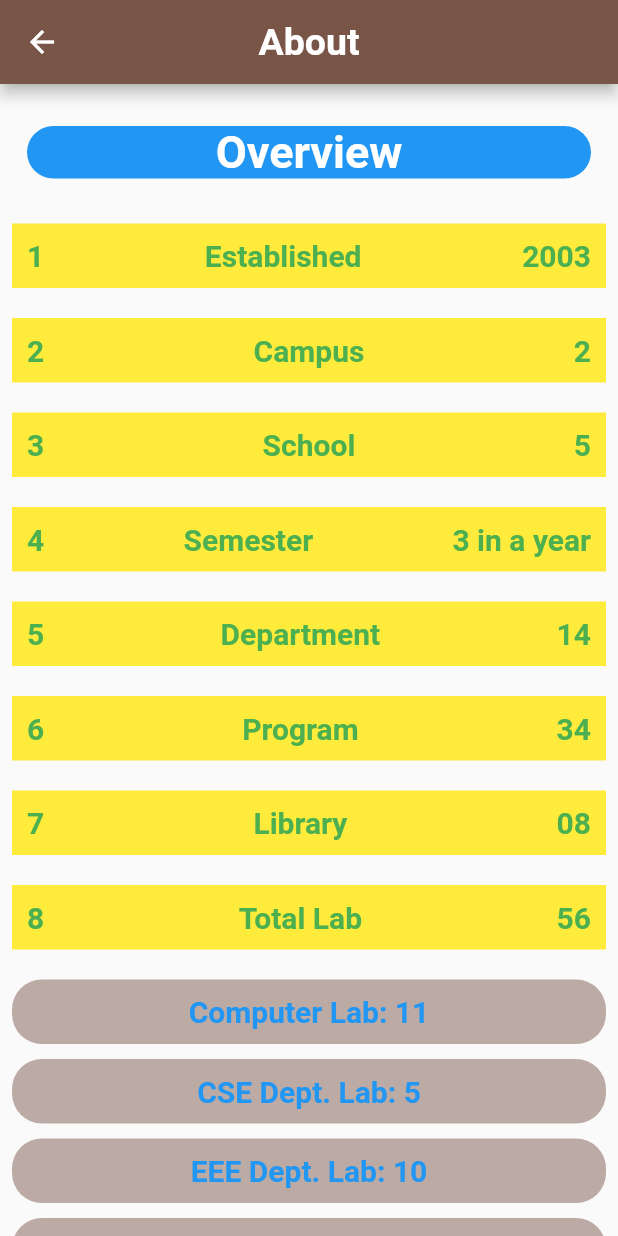
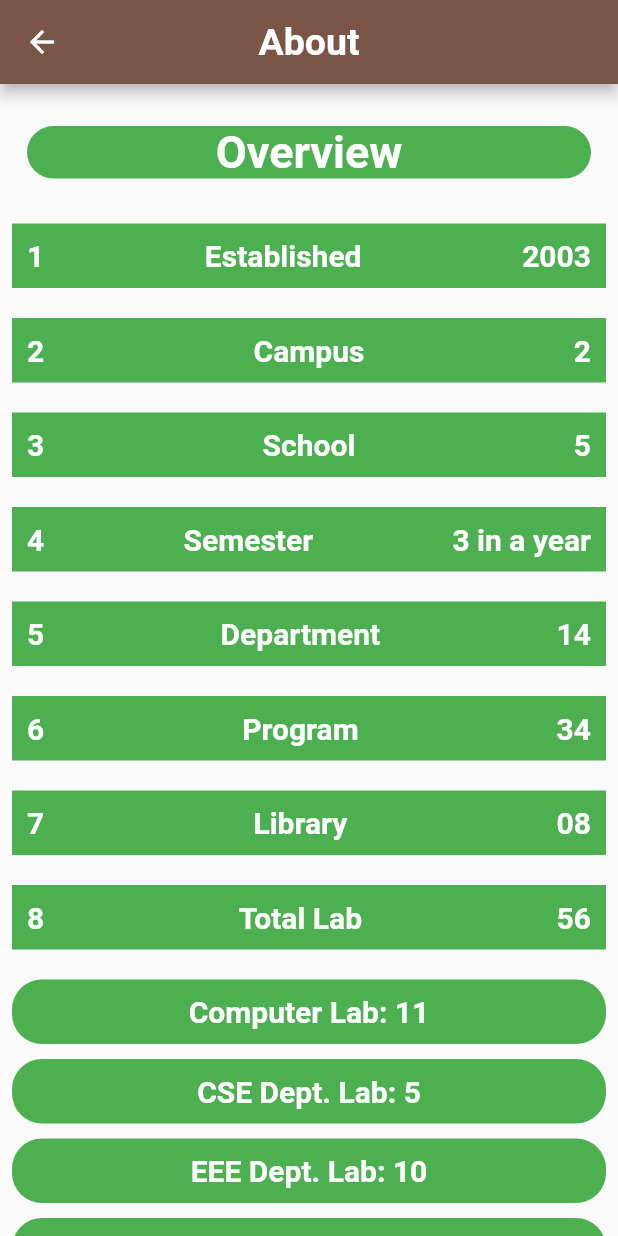
Before and after one commit to ziauddinpial01/my-uu, a Flutter app: the About screen opened by its route, on a phone screen of 412 x 824 dp. Run offline on Flutter 3.47's test engine with Material 2 defaults, Android fonts, the phone set to English and light mode, and no system bars; our stand-ins replace carousel_slider, dots_indicator, firebase_auth, firebase_core, google_fonts; accounts and stored records are empty.

Commit message:
5th edit

```diff
--- a/lib/acadamic/about.dart
+++ b/lib/acadamic/about.dart
@@ -27,7 +27,7 @@ class _AboutState extends State<About> {
               margin: EdgeInsets.all(10.0),
               decoration: BoxDecoration(
                 borderRadius: BorderRadius.circular(80.0),
-                color: Colors.blue,
+                color: Colors.green,
               ),
                 child: Center(
                   child: Text('Overview',
@@ -41,23 +41,23 @@ class _AboutState extends State<About> {
               SizedBox(height:20.0),
               Container(
                 padding: EdgeInsets.all(10.0),
-              decoration: BoxDecoration(color: Colors.yellow),
+              decoration: BoxDecoration(color: Colors.green),
                 child: Row(
                   mainAxisAlignment: MainAxisAlignment.spaceBetween,
 
                   children: [
                      Text('1', style: TextStyle(
-                     color: Colors.green,
+                     color: Colors.white,
                      fontSize: 20.0,
                       fontWeight: FontWeight.bold ),
                       ),
                           Text('Established', style: TextStyle(
-                     color: Colors.green,
+                     color: Colors.white,
                      fontSize: 20.0,
                       fontWeight: FontWeight.bold ),
                       ),
                           Text('2003', style: TextStyle(
-                     color: Colors.green,
+                     color: Colors.white,
                      fontSize: 20.0,
                       fontWeight: FontWeight.bold ),
                       ),
@@ -68,23 +68,23 @@ class _AboutState extends State<About> {
               SizedBox(height:20.0),
               Container(
                 padding: EdgeInsets.all(10.0),
-              decoration: BoxDecoration(color: Colors.yellow),
+              decoration: BoxDecoration(color: Colors.green),
 
                 child: Row(
                   mainAxisAlignment: MainAxisAlignment.spaceBetween,
                   children: [
                      Text('2', style: TextStyle(
-                     color: Colors.green,
+                     color: Colors.white,
                      fontSize: 20.0,
                       fontWeight: FontWeight.bold ),
                       ),
                           Text('Campus', style: TextStyle(
-                     color: Colors.green,
+                     color: Colors.white,
                      fontSize: 20.0,
                       fontWeight: FontWeight.bold ),
                       ),
                           Text('2', style: TextStyle(
-                     color: Colors.green,
+                     color: Colors.white,
                      fontSize: 20.0,
                       fontWeight: FontWeight.bold ),
                       ),
@@ -94,23 +94,23 @@ class _AboutState extends State<About> {
 
               SizedBox(height:20.0),
               Container(padding: EdgeInsets.all(10.0),
-              decoration: BoxDecoration(color: Colors.yellow),
+              decoration: BoxDecoration(color: Colors.green),
 
                 child: Row(
                   mainAxisAlignment: MainAxisAlignment.spaceBetween,
                   children: [
                      Text('3', style: TextStyle(
-                     color: Colors.green,
+                     color: Colors.white,
                      fontSize: 20.0,
                       fontWeight: FontWeight.bold ),
                       ),
                           Text('School', style: TextStyle(
-                     color: Colors.green,
+                     color: Colors.white,
                      fontSize: 20.0,
                       fontWeight: FontWeight.bold ),
                       ),
                           Text('5', style: TextStyle(
-                     color: Colors.green,
+                     color: Colors.white,
                      fontSize: 20.0,
                       fontWeight: FontWeight.bold ),
                       ),
@@ -119,23 +119,23 @@ class _AboutState extends State<About> {
               ),
               SizedBox(height:20.0),
               Container(padding: EdgeInsets.all(10.0),
-              decoration: BoxDecoration(color: Colors.yellow),
+              decoration: BoxDecoration(color: Colors.green),
 
                 child: Row(
                   mainAxisAlignment: MainAxisAlignment.spaceBetween,
                   children: [
                      Text('4', style: TextStyle(
-                     color: Colors.green,
+                     color: Colors.white,
                      fontSize: 20.0,
                       fontWeight: FontWeight.bold ),
                       ),
                           Text('Semester', style: TextStyle(
-                     color: Colors.green,
+                     color: Colors.white,
                      fontSize: 20.0,
                       fontWeight: FontWeight.bold ),
                       ),
                           Text('3 in a year', style: TextStyle(
-                     color: Colors.green,
+                     color: Colors.white,
                      fontSize: 20.0,
                       fontWeight: FontWeight.bold ),
                       ),
@@ -144,23 +144,23 @@ class _AboutState extends State<About> {
               ),
               SizedBox(height:20.0),
               Container(padding: EdgeInsets.all(10.0),
-              decoration: BoxDecoration(color: Colors.yellow),
+              decoration: BoxDecoration(color: Colors.green),
 
                 child: Row(
                   mainAxisAlignment: MainAxisAlignment.spaceBetween,
                   children: [
                      Text('5', style: TextStyle(
-                     color: Colors.green,
+                     color: Colors.white,
                      fontSize: 20.0,
                       fontWeight: FontWeight.bold ),
                       ),
                           Text('Department', style: TextStyle(
-                     color: Colors.green,
+                     color: Colors.white,
                      fontSize: 20.0,
                       fontWeight: FontWeight.bold ),
                       ),
                           Text('14', style: TextStyle(
-                     color: Colors.green,
+                     color: Colors.white,
                      fontSize: 20.0,
                       fontWeight: FontWeight.bold ),
                       ),
@@ -169,23 +169,23 @@ class _AboutState extends State<About> {
               ),
               SizedBox(height:20.0),
               Container(padding: EdgeInsets.all(10.0),
-              decoration: BoxDecoration(color: Colors.yellow),
+              decoration: BoxDecoration(color: Colors.green),
 
                 child: Row(
                   mainAxisAlignment: MainAxisAlignment.spaceBetween,
                   children: [
                      Text('6', style: TextStyle(
-                     color: Colors.green,
+                     color: Colors.white,
                      fontSize: 20.0,
                       fontWeight: FontWeight.bold ),
                       ),
                           Text('Program', style: TextStyle(
-                     color: Colors.green,
+                     color: Colors.white,
                      fontSize: 20.0,
                       fontWeight: FontWeight.bold ),
                       ),
                           Text('34', style: TextStyle(
-                     color: Colors.green,
+                     color: Colors.white,
                      fontSize: 20.0,
                       fontWeight: FontWeight.bold ),
                       ),
@@ -194,23 +194,23 @@ class _AboutState extends State<About> {
               ),
               SizedBox(height:20.0),
               Container(padding: EdgeInsets.all(10.0),
-              decoration: BoxDecoration(color: Colors.yellow),
+              decoration: BoxDecoration(color: Colors.green),
 
                 child: Row(
                   mainAxisAlignment: MainAxisAlignment.spaceBetween,
                   children: [
                      Text('7', style: TextStyle(
-                     color: Colors.green,
+                     color: Colors.white,
                      fontSize: 20.0,
                       fontWeight: FontWeight.bold ),
                       ),
                           Text('Library', style: TextStyle(
-                     color: Colors.green,
+                     color: Colors.white,
                      fontSize: 20.0,
                       fontWeight: FontWeight.bold ),
                       ),
                           Text('08', style: TextStyle(
-                     color: Colors.green,
+                     color: Colors.white,
                      fontSize: 20.0,
                       fontWeight: FontWeight.bold ),
                       ),
@@ -219,23 +219,23 @@ class _AboutState extends State<About> {
               ),
               SizedBox(height:20.0),
               Container(padding: EdgeInsets.all(10.0),
-              decoration: BoxDecoration(color: Colors.yellow),
+              decoration: BoxDecoration(color: Colors.green),
 
                 child: Row(
                   mainAxisAlignment: MainAxisAlignment.spaceBetween,
                   children: [
                      Text('8', style: TextStyle(
-                     color: Colors.green,
+                     color: Colors.white,
                      fontSize: 20.0,
                       fontWeight: FontWeight.bold ),
                       ),
                           Text('Total Lab', style: TextStyle(
-                     color: Colors.green,
+                     color: Colors.white,
                      fontSize: 20.0,
                       fontWeight: FontWeight.bold ),
                       ),
                           Text('56', style: TextStyle(
-                     color: Colors.green,
+                     color: Colors.white,
                      fontSize: 20.0,
                       fontWeight: FontWeight.bold ),
                       ),
@@ -247,11 +247,11 @@ class _AboutState extends State<About> {
                 children: [
                   Container(padding: EdgeInsets.all(10.0),
                   width: MediaQuery.of(context).size.width,
-              decoration: BoxDecoration(color: Color(0xFFbcaaa4),borderRadius: BorderRadius.circular(20.0)),
+              decoration: BoxDecoration(color: Colors.green,borderRadius: BorderRadius.circular(20.0)),
 
                     child: Center(
                       child: Text('Computer Lab: 11',style: TextStyle(
-                 color: Colors.blue,
+                 color: Colors.white,
                  fontSize: 20.0,
 
                       fontWeight: FontWeight.bold ),),
@@ -260,11 +260,11 @@ class _AboutState extends State<About> {
                   SizedBox(height:10.0),
                   Container(padding: EdgeInsets.all(10.0),
                    width: MediaQuery.of(context).size.width,
-              decoration: BoxDecoration(color: Color(0xFFbcaaa4),borderRadius: BorderRadius.circular(20.0)),
+              decoration: BoxDecoration(color: Colors.green,borderRadius: BorderRadius.circular(20.0)),
 
                     child: Center(
                       child: Text('CSE Dept. Lab: 5',style: TextStyle(
-                 color: Colors.blue,
+                 color: Colors.white,
                  fontSize: 20.0,
 
                       fontWeight: FontWeight.bold ),),
@@ -273,11 +273,11 @@ class _AboutState extends State<About> {
                    SizedBox(height:10.0),
                   Container(padding: EdgeInsets.all(10.0),
                    width: MediaQuery.of(context).size.width,
-              decoration: BoxDecoration(color: Color(0xFFbcaaa4),borderRadius: BorderRadius.circular(20.0)),
+              decoration: BoxDecoration(color: Colors.green,borderRadius: BorderRadius.circular(20.0)),
 
                     child: Center(
                       child: Text('EEE Dept. Lab: 10',style: TextStyle(
-                 color: Colors.blue,
+                 color: Colors.white,
                  fontSize: 20.0,
 
                       fontWeight: FontWeight.bold ),),
@@ -286,11 +286,11 @@ class _AboutState extends State<About> {
                    SizedBox(height:10.0),
                   Container(padding: EdgeInsets.all(10.0),
                    width: MediaQuery.of(context).size.width,
-              decoration: BoxDecoration(color: Color(0xFFbcaaa4),borderRadius: BorderRadius.circular(20.0)),
+              decoration: BoxDecoration(color: Colors.green,borderRadius: BorderRadius.circular(20.0)),
 
                     child: Center(
                       child: Text('Civil Dept. Lab: 12',style: TextStyle(
-                 color: Colors.blue,
+                 color: Colors.white,
                  fontSize: 20.0,
 
                       fontWeight: FontWeight.bold ),),
@@ -299,11 +299,11 @@ class _AboutState extends State<About> {
                    SizedBox(height:10.0),
                   Container(padding: EdgeInsets.all(10.0),
                    width: MediaQuery.of(context).size.width,
-              decoration: BoxDecoration(color: Color(0xFFbcaaa4),borderRadius: BorderRadius.circular(20.0)),
+              decoration: BoxDecoration(color: Colors.green,borderRadius: BorderRadius.circular(20.0)),
 
                     child: Center(
                       child: Text('FDT Dept. Lab: 06',style: TextStyle(
-                 color: Colors.blue,
+                 color: Colors.white,
                  fontSize: 20.0,
 
                       fontWeight: FontWeight.bold ),),
@@ -312,11 +312,11 @@ class _AboutState extends State<About> {
                    SizedBox(height:10.0),
                   Container(padding: EdgeInsets.all(10.0),
                    width: MediaQuery.of(context).size.width,
-              decoration: BoxDecoration(color: Color(0xFFbcaaa4),borderRadius: BorderRadius.circular(20.0)),
+              decoration: BoxDecoration(color: Colors.green,borderRadius: BorderRadius.circular(20.0)),
 
                     child: Center(
                       child: Text('Textile Dept. Lab: 11',style: TextStyle(
-                 color: Colors.blue,
+                 color: Colors.white,
                  fontSize: 20.0,
 
                       fontWeight: FontWeight.bold ),
@@ -327,7 +327,7 @@ class _AboutState extends State<About> {
                 SizedBox(height: 10.0,),
               Center(
                 child: Container(padding: EdgeInsets.all(10.0),
-              decoration: BoxDecoration(color: Colors.blueAccent,
+              decoration: BoxDecoration(color: Colors.green,
               borderRadius: BorderRadius.circular(10.0)),
 
                   child: Text('Our Facillities',
@@ -342,7 +342,7 @@ class _AboutState extends State<About> {
 
               ),
               Padding(
-                padding: const EdgeInsets.all(8.0),
+                padding: const EdgeInsets.all(10.0),
                 child: Column(
                   mainAxisAlignment: MainAxisAlignment.start,
                   crossAxisAlignment: CrossAxisAlignment.start,
@@ -445,7 +445,7 @@ class _AboutState extends State<About> {
                SizedBox(height:20.0),
               Center(
                 child: Container(padding: EdgeInsets.all(10.0),
-              decoration: BoxDecoration(color: Colors.blueAccent,
+              decoration: BoxDecoration(color: Colors.green,
               borderRadius: BorderRadius.circular(10.0)),
 
                   child: Text('Our Unique Features',
@@ -549,7 +549,7 @@ class _AboutState extends State<About> {
               SizedBox(height:20.0),
               Center(
                 child: Container(padding: EdgeInsets.all(10.0),
-              decoration: BoxDecoration(color: Colors.blueAccent,
+              decoration: BoxDecoration(color: Colors.green,
               borderRadius: BorderRadius.circular(10.0)),
 
                   child: Text('Medium of Instruction',
--- a/lib/acadamic/contractus.dart
+++ b/lib/acadamic/contractus.dart
@@ -19,6 +19,10 @@ class ContractUs extends StatelessWidget {
              children: [
                Image.asset('assets/images/mypic.jpg'),
                 SizedBox(height: 20.0,),
+               Text('J M Ziauddin Pial'),
+               Text('Diplima Enginner'),
+               Text('Bsc Engineering Running'),
+                SizedBox(height: 20.0,),
                Title(
                  color: Colors.green,
                  child:CircleAvatar(
@@ -28,6 +32,7 @@ class ContractUs extends StatelessWidget {
                     ),
                )
                ),
+
                SizedBox(height: 20.0,),
                Title(
                  color: Colors.green,
--- a/lib/administrative/administrative_details.dart
+++ b/lib/administrative/administrative_details.dart
@@ -19,18 +19,18 @@ class AdminDetails extends StatelessWidget {
             children: [SizedBox(height: 20.0,),
 
               Container(width: MediaQuery.of(context).size.width,
-              decoration: BoxDecoration(borderRadius: BorderRadius.circular(10.0),color: Color(0xFFba68c8)
+              decoration: BoxDecoration(borderRadius: BorderRadius.circular(10.0),color: Colors.green
               ),
                 child: Center(child: Text('${arg.name}',style: TextStyle(
                   fontSize: 25.0,fontWeight: FontWeight.bold,color: Colors.white),))),
               SizedBox(height: 30.0,),
 
               Container(width: MediaQuery.of(context).size.width,
-              decoration: BoxDecoration(borderRadius: BorderRadius.circular(10.0),color: Color(0xFF90caf9)
+              decoration: BoxDecoration(borderRadius: BorderRadius.circular(10.0),color: Colors.green
               ),
                 child: Center(
                   child: Text('${arg.addetails!.title}',style: TextStyle(
-                    fontSize: 25.0,fontWeight: FontWeight.bold,color: Colors.black)),
+                    fontSize: 25.0,fontWeight: FontWeight.bold,color: Colors.white)),
                 )),
               SizedBox(height: 20.0,),
 
```
Also changed, not shown: lib/acadamic/administrative.dart (+10 -11 lines), lib/acadamic/admission.dart (+10 -10 lines), lib/acadamic/contract.dart (+3 -23 lines), lib/acadamic/department.dart (+10 -7 lines), lib/acadamic/homeview.dart (+9 -6 lines), lib/acadamic/teacher.dart (+33 -32 lines), lib/acadamic/teacher/teachers_details.dart (+4 -3 lines), lib/department/department_details.dart (+10 -6 lines), lib/home/home.dart (+44 -70 lines), lib/ui/signup.dart (+42 -20 lines), lib/views/web_link_view.dart (+11 -7 lines).
